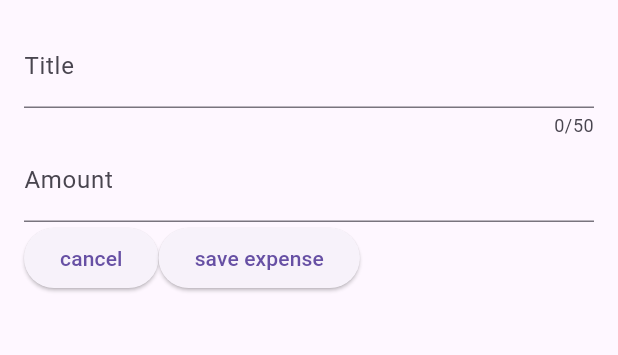
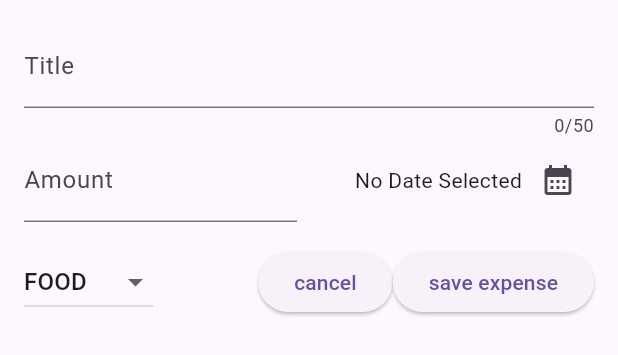
Before and after one commit to WaleedAlaql/expense-tracker-app, a Flutter app: the NewExpense widget shown alone on an empty page, opened directly, on a phone screen of 412 x 824 dp. Shown: the top 355 px of the screen. Run offline on Flutter 3.47's test engine with Material 3 defaults, Android fonts, the phone set to English and light mode, and no system bars.

Commit message:
Adding a Dropdown Button

```diff
--- a/lib/widget/new_expense.dart
+++ b/lib/widget/new_expense.dart
@@ -1,4 +1,5 @@
 import 'package:flutter/material.dart';
+import 'package:expense_tracker/model/expense.dart';
 
 class NewExpense extends StatefulWidget {
   const NewExpense({super.key});
@@ -12,6 +13,21 @@ class NewExpense extends StatefulWidget {
 class _NewExpenseState extends State<NewExpense> {
   final titleController = TextEditingController();
   final amountController = TextEditingController();
+  DateTime? selectedDate;
+  Category selectedCategory = Category.food;
+
+  void datePicker() async {
+    final now = DateTime.now();
+    final firstDate = DateTime(now.year - 1, now.month, now.day);
+    final pickedDate = await showDatePicker(
+      context: context,
+      firstDate: firstDate,
+      lastDate: now,
+    );
+    setState(() {
+      selectedDate = pickedDate;
+    });
+  }
 
   @override
   void dispose() {
@@ -34,7 +50,10 @@ class _NewExpenseState extends State<NewExpense> {
               label: Text('Title'),
             ),
           ),
-          TextField(
+          Row(
+            children: [
+              Expanded(
+                child: TextField(
                   controller: amountController,
                   keyboardType: TextInputType.number,
                   decoration: const InputDecoration(
@@ -42,10 +61,60 @@ class _NewExpenseState extends State<NewExpense> {
                     label: Text('Amount'),
                   ),
                 ),
+              ),
+              const SizedBox(
+                width: 16,
+              ),
+              Expanded(
+                child: Row(
+                  mainAxisAlignment: MainAxisAlignment.end,
+                  crossAxisAlignment: CrossAxisAlignment.center,
+                  children: [
+                    Text(selectedDate == null
+                        ? 'No Date Selected'
+                        : formatter.format(selectedDate!)),
+                    IconButton(
+                      onPressed: datePicker,
+                      icon: const Icon(Icons.calendar_month),
+                    )
+                  ],
+                ),
+              ),
+            ],
+          ),
+          const SizedBox(
+            height: 16,
+          ),
           Row(
             children: [
+              DropdownButton(
+                value: selectedCategory,
+                items: Category.values
+                    .map(
+                      (category) => DropdownMenuItem(
+                        value: category,
+                        child: Text(
+                          category.name.toUpperCase(),
+                        ),
+                      ),
+                    )
+                    .toList(),
+                onChanged: (value) {
+                  if (value == null) {
+                    return;
+                  }
+                  setState(
+                    () {
+                      selectedCategory = value;
+                    },
+                  );
+                },
+              ),
+              const Spacer(),
               ElevatedButton(
-                onPressed: () {},
+                onPressed: () {
+                  Navigator.pop(context);
+                },
                 child: const Text('cancel'),
               ),
               ElevatedButton(
```
Lines whose indentation alone changed are shown as unchanged.
